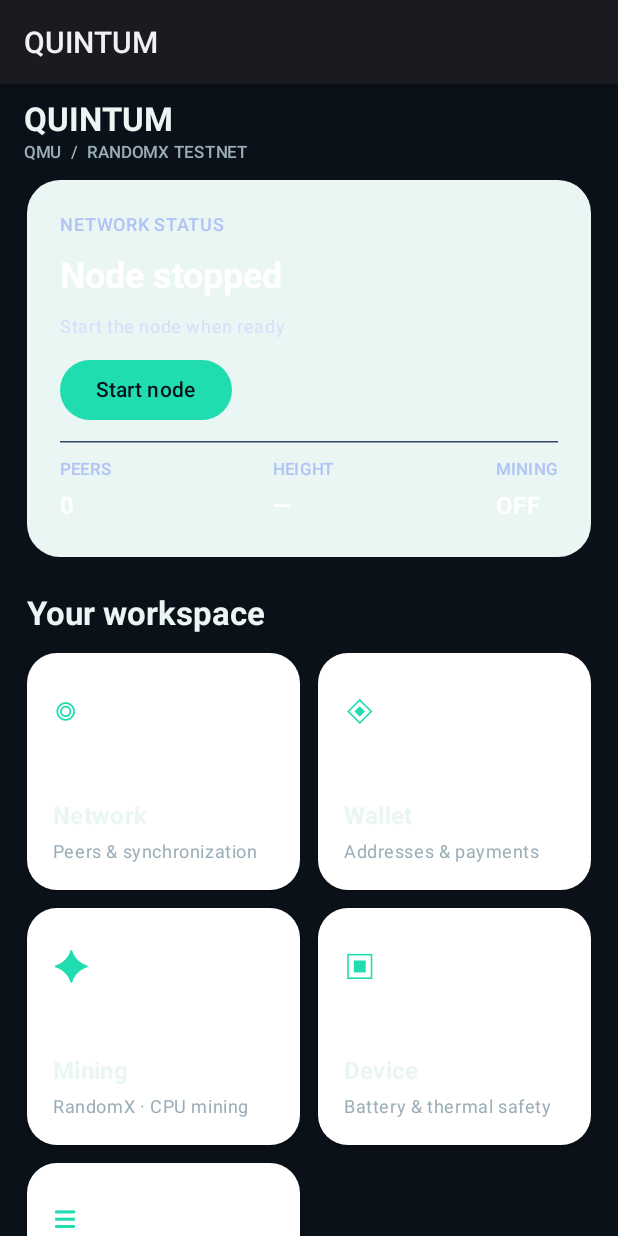
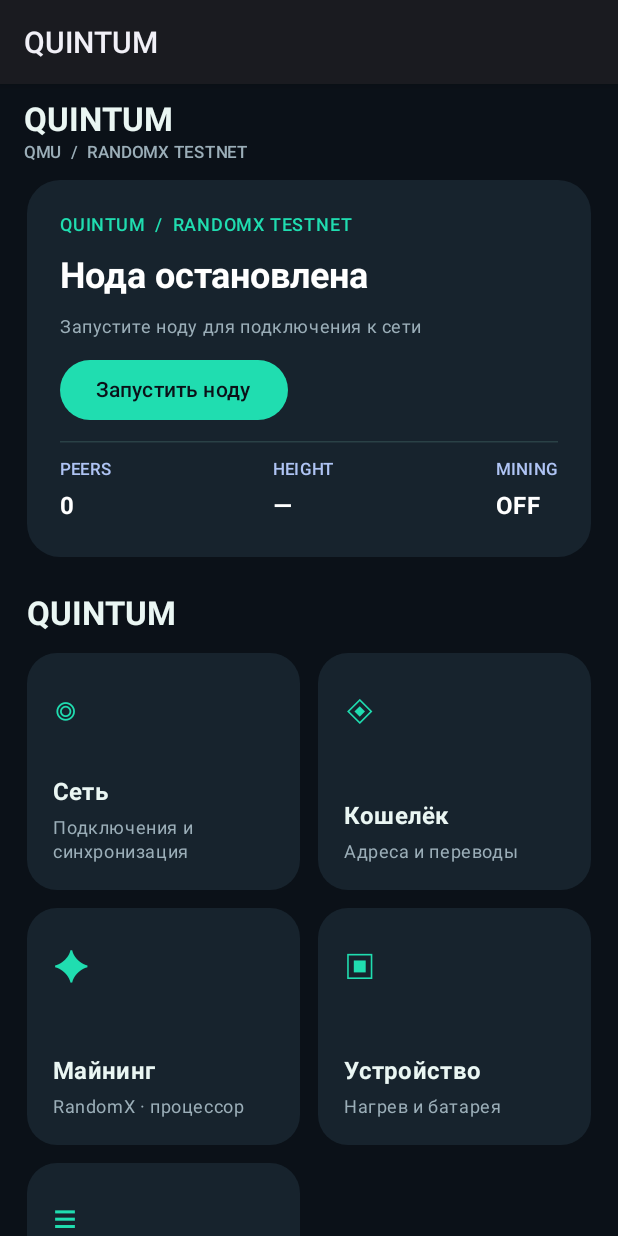
Before and after one commit to Sheff1981/quintum-core, an Android app built with Jetpack Compose: the screen it shows after launch (MainActivity), on a phone screen of 412 x 824 dp. Run offline under Robolectric (Android 15) with nearby library versions, the light colour scheme and no system bars; 1 statement that could not run was skipped.

Commit message:
feat(android-ui): restyle home dashboard and navigation in QUINTUM dark emerald palette

```diff
--- a/android/app/src/main/java/org/quintum/wallet/MainActivity.kt
+++ b/android/app/src/main/java/org/quintum/wallet/MainActivity.kt
@@ -49,6 +49,8 @@ private val Blue = Color(0xFF20DDB0)
 private val Canvas = Color(0xFF0B1118)
 private val Muted = Color(0xFF9BAEB8)
 private val Green = Color(0xFF20DDB0)
+private val Panel = Color(0xFF17232D)
+private val PanelBorder = Color(0xFF2A4146)
 private fun p2pDiagnosticMessage(code: Int): String {
     val peerErrors = listOf(
         "none", "socket runtime failed", "DNS resolve failed", "socket creation failed",
@@ -91,11 +93,11 @@ private fun p2pDiagnosticMessage(code: Int): String {
 
 
 private enum class Page(val title: String, val subtitle: String, val symbol: String) {
-    Network("Network", "Peers & synchronization", "◎"),
-    Wallet("Wallet", "Addresses & payments", "◈"),
-    Mining("Mining", "RandomX · CPU mining", "✦"),
-    Device("Device", "Battery & thermal safety", "▣"),
-    Diagnostics("Diagnostics", "Local events & sync progress", "≡")
+    Network("Сеть", "Подключения и синхронизация", "◎"),
+    Wallet("Кошелёк", "Адреса и переводы", "◈"),
+    Mining("Майнинг", "RandomX · процессор", "✦"),
+    Device("Устройство", "Нагрев и батарея", "▣"),
+    Diagnostics("Диагностика", "Ошибки и синхронизация", "≡")
 }
 
 class MainActivity : ComponentActivity() {
@@ -240,7 +242,7 @@ private fun QuintumHome() {
                 }
             },
             navigationIcon = {
-                if (page != null) TextButton(onClick = { page = null }) { Text("‹ Back") }
+                if (page != null) TextButton(onClick = { page = null }) { Text("‹ Назад") }
             },
             colors = TopAppBarDefaults.topAppBarColors(containerColor = Canvas)
         )
@@ -250,19 +252,19 @@ private fun QuintumHome() {
                 Card(
                     modifier = Modifier.fillMaxWidth(),
                     shape = RoundedCornerShape(22.dp),
-                    colors = CardDefaults.cardColors(containerColor = Navy)
+                    colors = CardDefaults.cardColors(containerColor = Panel)
                 ) {
                     Column(modifier = Modifier.padding(22.dp), verticalArrangement = Arrangement.spacedBy(10.dp)) {
-                        Text("NETWORK STATUS", style = MaterialTheme.typography.labelMedium, color = Color(0xFFAFC4F4))
+                        Text("QUINTUM  /  RANDOMX TESTNET", style = MaterialTheme.typography.labelMedium, color = Green)
                         Text(
-                            if (nodeRunning) "Node running" else if (startRequested) "Connecting…" else "Node stopped",
+                            if (nodeRunning) "Нода запущена" else if (startRequested) "Подключение…" else "Нода остановлена",
                             style = MaterialTheme.typography.headlineSmall,
                             color = Color.White,
                             fontWeight = FontWeight.Bold
                         )
                         Text(
-                            if (nodeRunning) "QUINTUM Core is active" else if (startRequested) "Initializing local blockchain (network connection follows)" else "Start the node when ready",
-                            color = Color(0xFFD3E0FA),
+                            if (nodeRunning) "QUINTUM Core работает на устройстве" else if (startRequested) "Запуск блокчейна и поиск узлов" else "Запустите ноду для подключения к сети",
+                            color = Muted,
                             style = MaterialTheme.typography.bodySmall
                         )
                         if (!nodeRunning) {
@@ -278,10 +280,10 @@ private fun QuintumHome() {
                                     nodeError = "Android cannot start node service: ${e.javaClass.simpleName}"
                                     startRequested = false
                                 }
-                            }, enabled = !startRequested) { Text(if (startRequested) "Starting…" else "Start node") }
+                            }, enabled = !startRequested) { Text(if (startRequested) "Запуск…" else "Запустить ноду") }
                         }
                         if (nodeError.isNotBlank()) Text(nodeError, color = Color(0xFFFFC9C9))
-                        HorizontalDivider(color = Color(0xFF34466B))
+                        HorizontalDivider(color = PanelBorder)
                         Row(horizontalArrangement = Arrangement.SpaceBetween, modifier = Modifier.fillMaxWidth()) {
                             StatusMetric("PEERS", "${stats.stats?.peers ?: 0}")
                             StatusMetric("HEIGHT", "${(diagnosticsSnapshot.values["local_height"]?.toLongOrNull() ?: stats.stats?.blockHeight) ?: "—"}")
@@ -290,7 +292,7 @@ private fun QuintumHome() {
                     }
                 }
                 Spacer(Modifier.height(24.dp))
-                Text("Your workspace", style = MaterialTheme.typography.titleLarge, color = Navy, fontWeight = FontWeight.Bold)
+                Text("QUINTUM", style = MaterialTheme.typography.titleLarge, color = Navy, fontWeight = FontWeight.Bold)
                 Spacer(Modifier.height(12.dp))
                 LazyVerticalGrid(
                     modifier = Modifier.fillMaxWidth().height((((Page.entries.size + 1) / 2) * 170 + 20).dp),
@@ -305,8 +307,8 @@ private fun QuintumHome() {
                             onClick = { page = item },
                             modifier = Modifier.fillMaxWidth().height(158.dp),
                             shape = RoundedCornerShape(20.dp),
-                            colors = CardDefaults.elevatedCardColors(containerColor = Color.White),
-                            elevation = CardDefaults.elevatedCardElevation(defaultElevation = 1.dp)
+                            colors = CardDefaults.elevatedCardColors(containerColor = Panel),
+                            elevation = CardDefaults.elevatedCardElevation(defaultElevation = 0.dp)
                         ) {
                             Column(modifier = Modifier.fillMaxSize().padding(17.dp), verticalArrangement = Arrangement.SpaceBetween) {
                                 Text(item.symbol, style = MaterialTheme.typography.headlineMedium, color = Blue)
```
